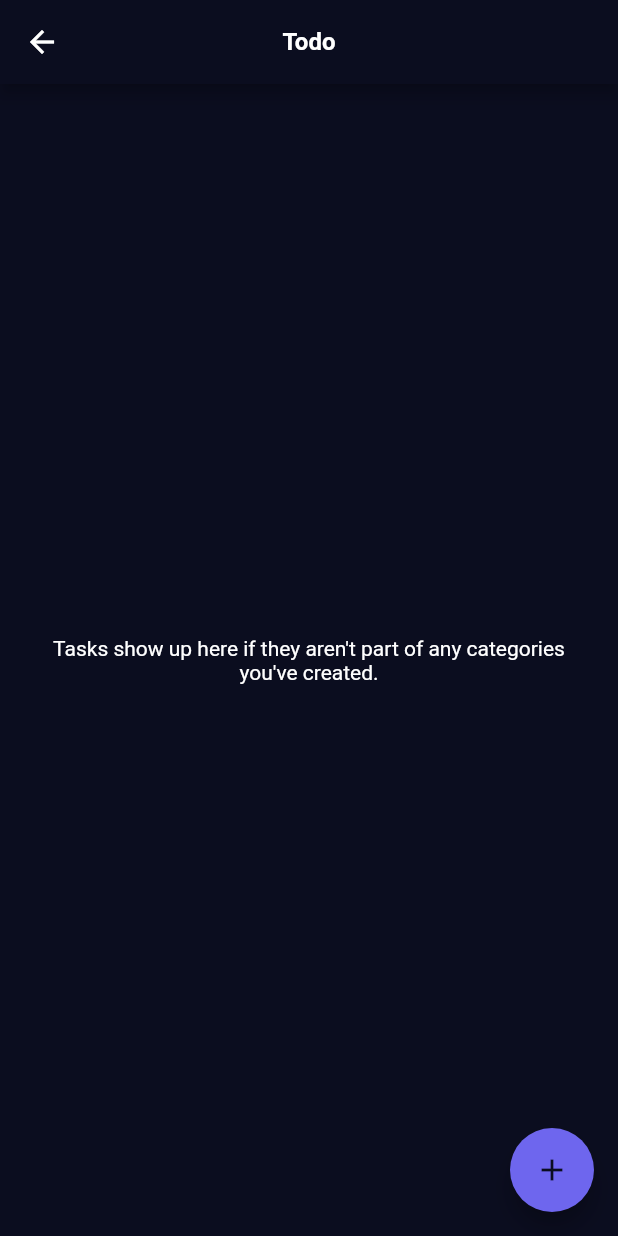
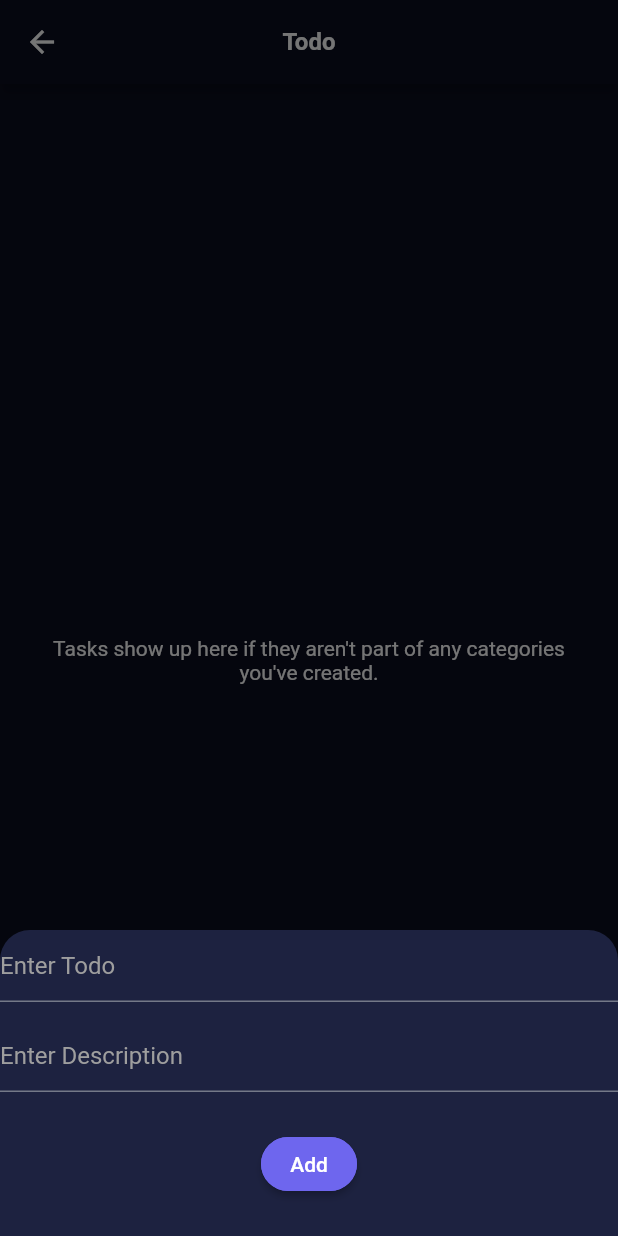
Before and after one commit to inan-mahmud/flutter_state_management, a Flutter app: the TaskView screen opened by its route, after a tap on the "add" icon, on a phone screen of 412 x 824 dp. Run offline on Flutter 3.47's test engine with Material 2 defaults, Android fonts, the phone set to English and light mode, and no system bars; our stand-ins replace equatable, get_it, objectbox; generated files the repository leaves out were written again; Roboto replaces fonts that are missing (EuclidCircularB).

Commit message:
refactor on process

```diff
--- a/lib/src/core/di/locator.dart
+++ b/lib/src/core/di/locator.dart
@@ -8,6 +8,7 @@ import 'package:flutter_state_management/src/features/important_todos/domain/rep
 import 'package:flutter_state_management/src/features/important_todos/domain/usecases/fetch_important_todos_usecase.dart';
 import 'package:flutter_state_management/src/features/tasks/data/repositories/tasks_repository.dart';
 import 'package:flutter_state_management/src/features/tasks/domain/repositories/i_tasks_repository.dart';
+import 'package:flutter_state_management/src/features/tasks/domain/usecases/add_tasks_usecase.dart';
 import 'package:flutter_state_management/src/features/tasks/domain/usecases/fetch_tasks_usecase.dart';
 import 'package:flutter_state_management/src/features/todo/data/repositories/todo_repository.dart';
 import 'package:flutter_state_management/src/features/todo/domain/repositories/i_todo_repository.dart';
@@ -82,4 +83,9 @@ Future<void> setupLocator() async {
       tasksRepository: locator(),
     ),
   );
+  locator.registerFactory<AddTaskUseCase>(
+    () => AddTaskUseCase(
+      tasksRepository: locator(),
+    ),
+  );
 }
--- a/lib/src/core/route/route_manager.dart
+++ b/lib/src/core/route/route_manager.dart
@@ -47,6 +47,7 @@ class RouteManager {
           builder: (_) => TasksControllerProvider(
             controller: TasksController(
               fetchTasksUseCase: locator(),
+              addTaskUseCase: locator(),
             ),
             child: const TaskView(),
           ),
--- a/lib/src/core/utils/constants.dart
+++ b/lib/src/core/utils/constants.dart
@@ -6,4 +6,9 @@ abstract class AppConstants {
   static const String important = 'Important';
   static const String noTasks =
       "Tasks show up here if they aren't part of any categories you've created.";
+  static const String categoryAdded = "Category Added";
+  static const String taskAdded = "Task Added";
+  static const String todoAdded = "Todo Added";
+  static const String createCategory = "Add new Category";
+  static const String create = "Create";
 }
--- a/lib/src/core/utils/typedefs.dart
+++ b/lib/src/core/utils/typedefs.dart
@@ -1,3 +1,5 @@
 typedef CategoryCreateSuccessCallback = void Function(int id);
 
 typedef CategoryCreateFailureCallback = void Function(String message);
+
+typedef AddTodoCallback = void Function(String title, String description);
--- a/lib/src/features/tasks/domain/repositories/i_tasks_repository.dart
+++ b/lib/src/features/tasks/domain/repositories/i_tasks_repository.dart
@@ -3,4 +3,6 @@ import 'package:flutter_state_management/src/features/todo/data/entities/todo_en
 
 abstract interface class ITasksRepository {
   Either<Exception, Stream<List<TodoEntity>>> fetchTasks();
+
+  Either<Exception, int> addTask(TodoEntity todoEntity);
 }
--- /dev/null
+++ b/lib/src/features/tasks/domain/usecases/add_tasks_usecase.dart
@@ -0,0 +1,23 @@
+import 'package:flutter_state_management/src/core/base/either.dart';
+import 'package:flutter_state_management/src/core/base/failure.dart';
+import 'package:flutter_state_management/src/features/tasks/domain/repositories/i_tasks_repository.dart';
+import 'package:flutter_state_management/src/features/todo/data/entities/todo_entity.dart';
+
+class AddTaskUseCase {
+  final ITasksRepository tasksRepository;
+
+  AddTaskUseCase({required this.tasksRepository});
+
+  Either<Failure, int> addTask(String title, String description) {
+    final todo = TodoEntity(title: title, description: description);
+    final result = tasksRepository.addTask(todo);
+    return result.fold(
+      (exception) {
+        return left(Failure(message: "Unknown Error"));
+      },
+      (id) {
+        return right(id);
+      },
+    );
+  }
+}
--- a/lib/src/features/tasks/ui/controllers/tasks_controller.dart
+++ b/lib/src/features/tasks/ui/controllers/tasks_controller.dart
@@ -1,17 +1,23 @@
 import 'package:flutter/material.dart';
 import 'package:flutter_state_management/src/core/base/result.dart';
+import 'package:flutter_state_management/src/features/tasks/domain/usecases/add_tasks_usecase.dart';
 import 'package:flutter_state_management/src/features/tasks/domain/usecases/fetch_tasks_usecase.dart';
 import 'package:flutter_state_management/src/features/todo/domain/models/todo_model.dart';
 
 class TasksController extends ChangeNotifier {
   final FetchTasksUseCase fetchTasksUseCase;
+  final AddTaskUseCase addTaskUseCase;
 
-  TasksController({required this.fetchTasksUseCase});
+  Result<int> todoResult = Init();
+
+  TasksController({
+    required this.fetchTasksUseCase,
+    required this.addTaskUseCase,
+  });
 
   Stream<Result<List<TodoModel>>> fetchTasks() async* {
     yield* fetchTasksUseCase.fetchTasks().fold(
       (failure) async* {
-        print(failure.message);
         yield Error(failure.message);
       },
       (stream) async* {
@@ -23,4 +29,15 @@ class TasksController extends ChangeNotifier {
       },
     );
   }
+
+  void addTodo(String title, String description) {
+    final result = addTaskUseCase.addTask(title, description);
+    result.fold((failure) {
+      todoResult = Error(failure.message);
+      notifyListeners();
+    }, (id) {
+      todoResult = Success(id);
+      notifyListeners();
+    });
+  }
 }
--- a/lib/src/features/tasks/ui/views/tasks_view.dart
+++ b/lib/src/features/tasks/ui/views/tasks_view.dart
@@ -1,11 +1,14 @@
 import 'package:flutter/material.dart';
 import 'package:flutter_state_management/src/core/base/result.dart';
 import 'package:flutter_state_management/src/core/config/app_colors.dart';
+import 'package:flutter_state_management/src/core/extensions/route_extension.dart';
+import 'package:flutter_state_management/src/core/extensions/snackbar_extension.dart';
 import 'package:flutter_state_management/src/core/utils/constants.dart';
 import 'package:flutter_state_management/src/features/tasks/ui/controllers/tasks_controller.dart';
 import 'package:flutter_state_management/src/features/tasks/ui/provider/tasks_provider.dart';
 import 'package:flutter_state_management/src/features/todo/domain/models/todo_model.dart';
 import 'package:flutter_state_management/src/features/todo/ui/provider/todo_list_provider.dart';
+import 'package:flutter_state_management/src/features/todo/ui/views/widgets/add_todo_view.dart';
 import 'package:flutter_state_management/src/features/todo/ui/views/widgets/todo_list_view.dart';
 
 class TaskView extends StatefulWidget {
@@ -30,11 +33,25 @@ class _TaskViewState extends State<TaskView> {
     final controller = TasksControllerProvider.of(context).controller;
     if (_tasksController != controller || _tasksController == null) {
       _tasksController = controller;
+      _tasksController?.addListener(_onStateChange);
     }
   }
 
   void _initTodos() {
     _taskStream = _tasksController?.fetchTasks();
+  }
+
+  void _onStateChange() {
+    if (mounted) {
+      _tasksController?.todoResult.maybeWhen(
+        failure: (message) {
+          context.showSnackBar(message);
+        },
+        success: (id) {
+          context.showSnackBar(AppConstants.taskAdded);
+        },
+      );
+    }
   }
 
   @override
@@ -104,13 +121,27 @@ class _TaskViewState extends State<TaskView> {
       ),
       floatingActionButton: FloatingActionButton(
         onPressed: () {
-
+          showModalBottomSheet(
+            isScrollControlled: true,
+            context: context,
+            builder: (context) => AddTodoView(
+              onAddTodo: (title, description) {
+                _tasksController?.addTodo(title, description);
+                context.goBack();
+              },
+            ),
+            enableDrag: true,
+          );
         },
-        child: const Icon(
-          Icons.add,
-          color: AppColors.backgroundColor,
-        ),
+        child: const Icon(Icons.add),
       ),
     );
   }
+
+  @override
+  void dispose() {
+    _tasksController?.removeListener(_onStateChange);
+    _tasksController?.dispose();
+    super.dispose();
+  }
 }
```
Also changed, not shown: lib/src/core/common/todo_floating_action_button.dart (added, +25 -0 lines), lib/src/core/extensions/route_extension.dart (added, +20 -0 lines), lib/src/core/extensions/snackbar_extension.dart (added, +16 -0 lines), lib/src/features/category/ui/views/home_view.dart (+23 -28 lines), lib/src/features/important_todos/ui/views/important_todos_view.dart (+3 -4 lines), lib/src/features/tasks/data/repositories/tasks_repository.dart (+10 -0 lines), lib/src/features/todo/ui/views/todos_view.dart (+18 -12 lines), lib/src/features/todo/ui/views/widgets/add_todo_view.dart (+6 -13 lines).
